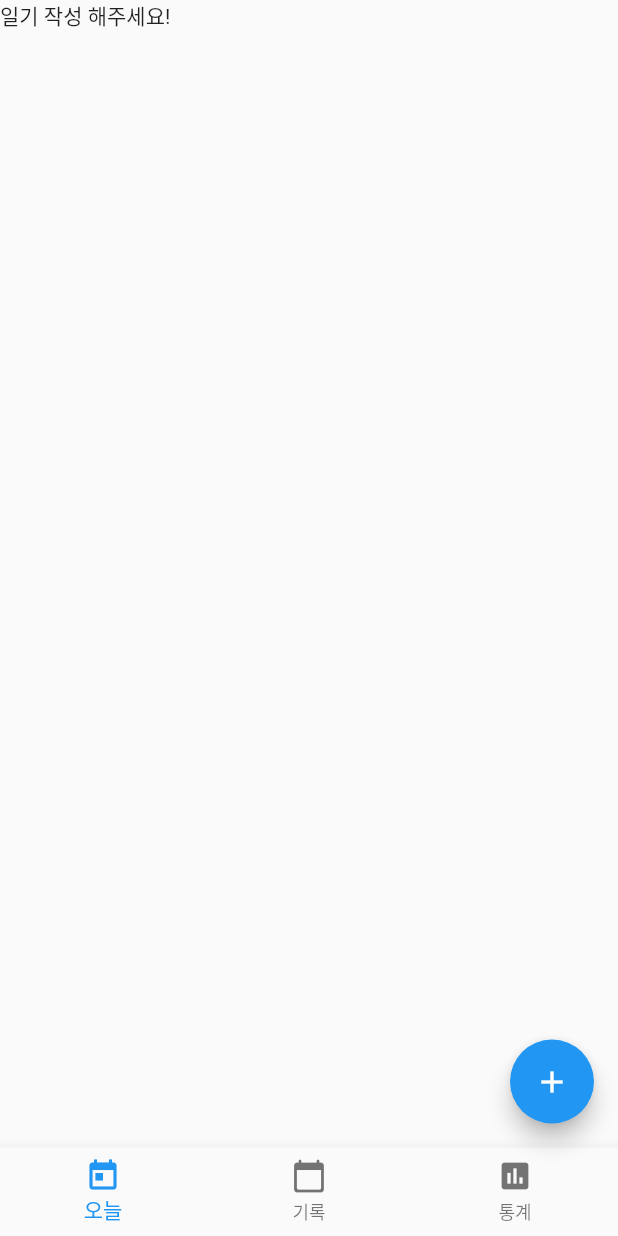
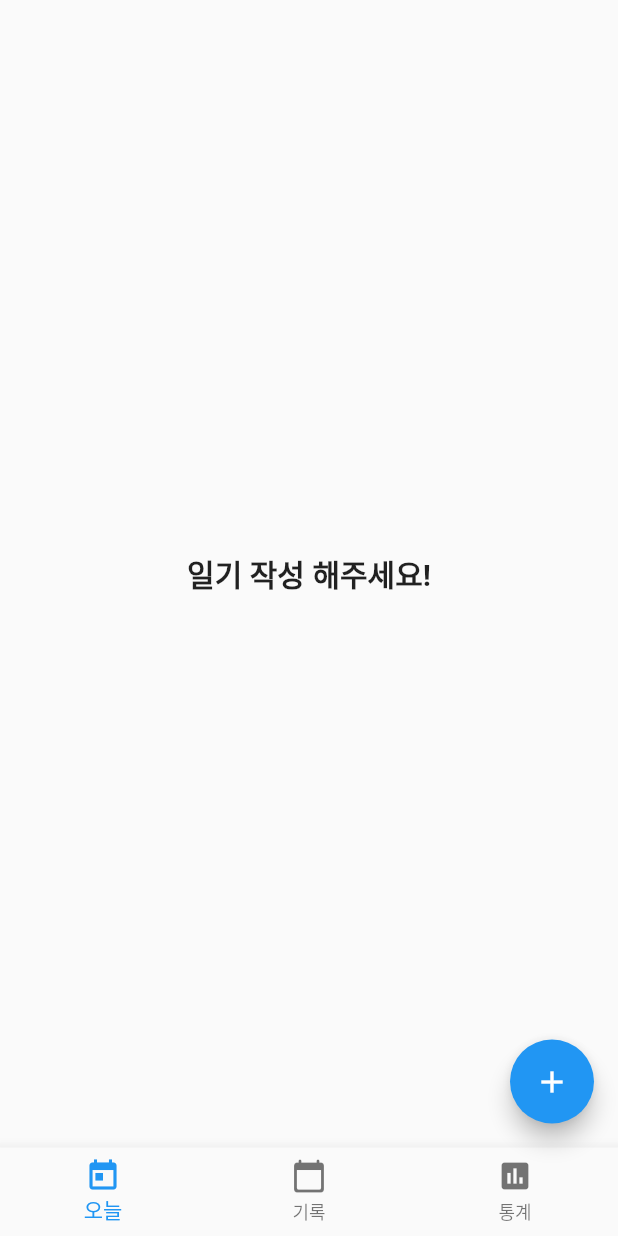
Before and after one commit to GzuPark/diary_flutter, a Flutter app: the screen it shows after launch, on a phone screen of 412 x 824 dp. Run offline on Flutter 3.47's test engine with Material 2 defaults, Android fonts, the phone set to English and light mode, and no system bars; our stand-ins replace sqflite, table_calendar; accounts and stored records are empty.

Commit message:
Modify empty screen style

```diff
--- a/lib/main.dart
+++ b/lib/main.dart
@@ -159,7 +159,12 @@ class _MyHomePageState extends State<MyHomePage> {
 
   Widget getTodayPage() {
     if (todayDiary == null) {
-      return const Text('일기 작성 해주세요!');
+      return const Center(
+        child: Text(
+          '일기 작성 해주세요!',
+          style: TextStyle(fontSize: 20, fontWeight: FontWeight.bold),
+        ),
+      );
     }
     return Stack(
       // widget 위에 widget 을 표현함으로써 배경 이미지를 적용가능
```
